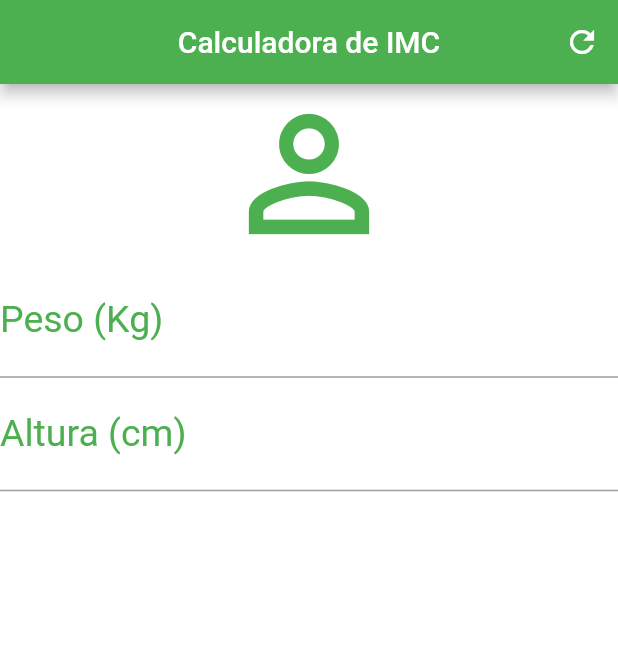
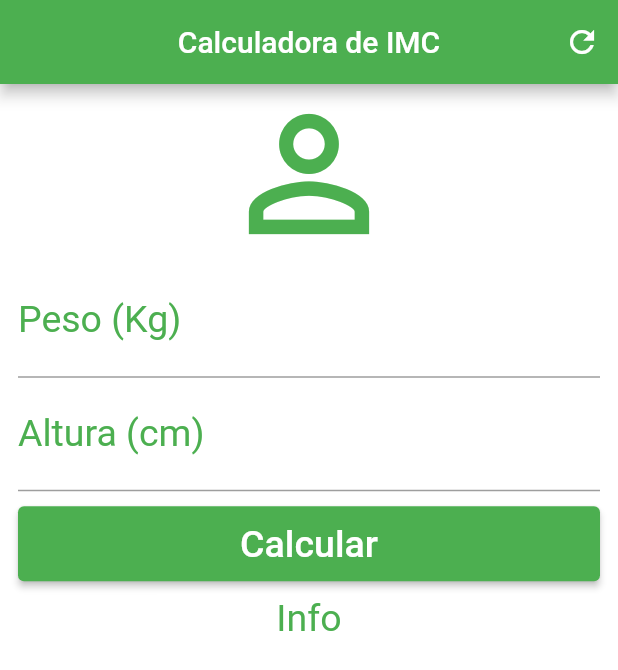
Before and after one commit to gagjunior/flutter-calculadora-imc, a Flutter app: the screen it shows after launch, on a phone screen of 412 x 824 dp. Shown: the top 670 px of the screen. Run offline on Flutter 3.47's test engine with Material 2 defaults, Android fonts, the phone set to English and light mode, and no system bars.

Commit message:
ScrollViewer e ElevatedButton

```diff
--- a/lib/main.dart
+++ b/lib/main.dart
@@ -1,7 +1,7 @@
 import 'package:flutter/material.dart';
 
 void main() {
-  runApp(const MaterialApp(
+  runApp(MaterialApp(
     debugShowCheckedModeBanner: false,
     home: Home(),
   ));
@@ -32,15 +32,17 @@
         ],
       ),
       backgroundColor: Colors.white,
-      body: Column(
+      body: SingleChildScrollView(
+        padding: EdgeInsets.symmetric(horizontal: 12),
+        child: Column(
           crossAxisAlignment: CrossAxisAlignment.stretch,
-        children: const [
-          Icon(
+          children: [
+            const Icon(
               Icons.person_outline,
               size: 120,
               color: Colors.green,
             ),
-          TextField(
+            const TextField(
               keyboardType: TextInputType.number,
               textAlign: TextAlign.center,
               style: TextStyle(
@@ -54,7 +56,7 @@
                 ),
               ),
             ),
-          TextField(
+            const TextField(
               keyboardType: TextInputType.number,
               textAlign: TextAlign.center,
               style: TextStyle(
@@ -68,7 +70,33 @@
                 ),
               ),
             ),
+            Container(
+              margin: EdgeInsets.symmetric(vertical: 10),
+              height: 50,
+              child: ElevatedButton(
+                style: ElevatedButton.styleFrom(
+                  primary: Colors.green,
+                ),
+                onPressed: () {},
+                child: const Text(
+                  'Calcular',
+                  style: TextStyle(
+                    color: Colors.white,
+                    fontSize: 25.0,
+                  ),
+                ),
+              ),
+            ),
+            Text(
+              'Info',
+              textAlign: TextAlign.center,
+              style: TextStyle(
+                color: Colors.green,
+                fontSize: 25,
+              ),
+            ),
           ],
+        ),
       ),
     );
   }
```
Lines whose indentation alone changed are shown as unchanged.
